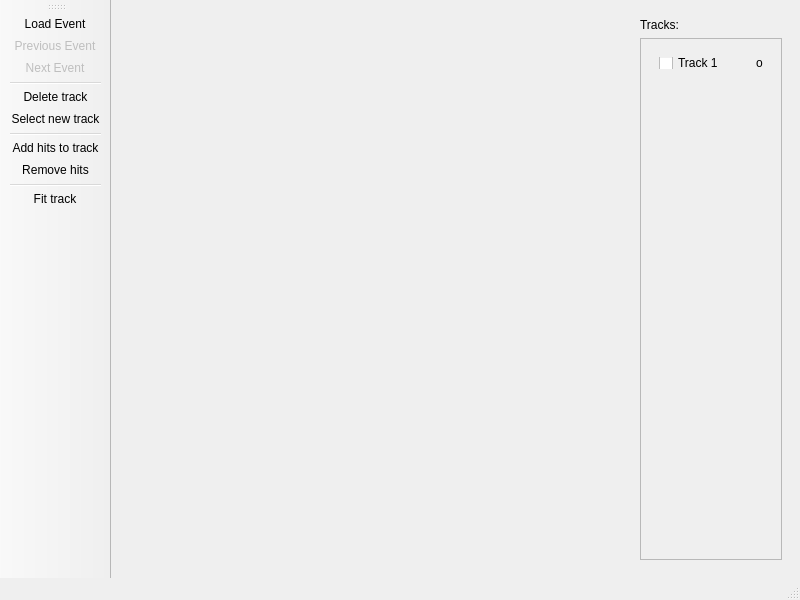
Before: the Qt Designer form STRT/view/mainwindow.ui in vladkrylov/mTPC, drawn with Qt 5.
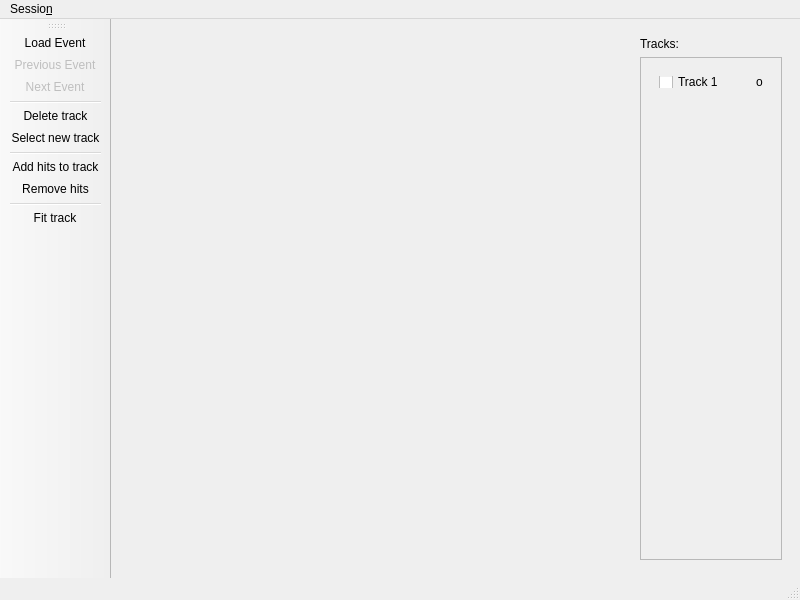
After: the same form once the commit is applied. Icons and pictures are not drawn.

```diff
--- a/STRT/view/mainwindow.ui
+++ b/STRT/view/mainwindow.ui
@@ -169,6 +169,14 @@
      <height>30</height>
     </rect>
    </property>
+   <widget class="QMenu" name="menuSession">
+    <property name="title">
+     <string>Sessio&amp;n</string>
+    </property>
+    <addaction name="action_load_session"/>
+    <addaction name="action_save_session"/>
+   </widget>
+   <addaction name="menuSession"/>
   </widget>
   <widget class="QToolBar" name="toolBar">
    <property name="windowTitle">
```
Left out of the diff: 16 changed lines with no effect on the pictures.
